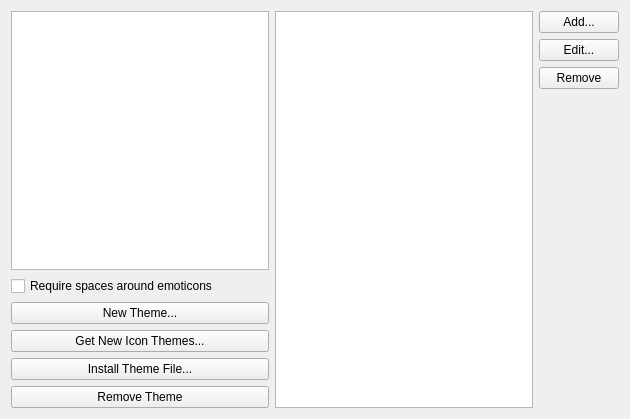
Qt form kcms/emoticons/emoticonslist.ui (Sonic-DE/sonic-desktop-interface) before a commit.
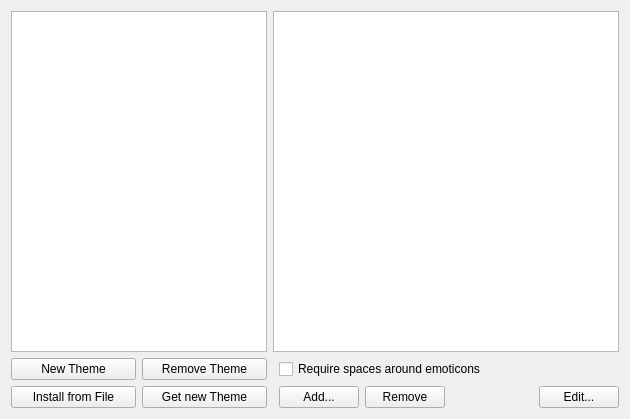
The same form after that commit.

Commit message: sync button text of the emoticons kcm and update the layout

Patch:
```diff
--- a/kcms/emoticons/emoticonslist.ui
+++ b/kcms/emoticons/emoticonslist.ui
@@ -12,20 +12,59 @@
   <property name="windowTitle" >
    <string>Emoticons Manager</string>
   </property>
-  <layout class="QGridLayout" >
-   <item row="0" column="0" >
-    <widget class="QListWidget" name="themeList" >
-     <property name="iconSize" >
+  <layout class="QGridLayout">
+   <item row="4" column="5">
+    <spacer name="horizontalSpacer">
+     <property name="orientation">
+      <enum>Qt::Horizontal</enum>
+     </property>
+     <property name="sizeHint" stdset="0">
       <size>
+       <width>40</width>
+       <height>20</height>
+      </size>
+     </property>
+    </spacer>
+   </item>
+   <item row="4" column="6">
+    <widget class="QPushButton" name="btEdit">
+     <property name="toolTip">
+      <string>Modify the selected emoticon icon or text </string>
+     </property>
+     <property name="whatsThis">
+      <string>Edit the selected emoticon to change its icon or its text</string>
+     </property>
+     <property name="text">
+      <string>Edit...</string>
+     </property>
+    </widget>
+   </item>
+   <item row="4" column="3">
+    <widget class="QPushButton" name="btAdd">
+     <property name="toolTip">
+      <string>Create a new emoticon</string>
+     </property>
+     <property name="whatsThis">
+      <string>Create a new emoticon by assigning it an icon and some text</string>
+     </property>
+     <property name="text">
+      <string>Add...</string>
+     </property>
+    </widget>
+   </item>
+   <item row="0" column="2" rowspan="2" colspan="5">
+    <widget class="QListWidget" name="emoList">
+     <property name="iconSize">
+      <size>
        <width>22</width>
        <height>22</height>
       </size>
      </property>
     </widget>
    </item>
-   <item rowspan="2" row="0" column="1" >
-    <widget class="QListWidget" name="emoList" >
-     <property name="iconSize" >
+   <item row="0" column="0" rowspan="2" colspan="2">
+    <widget class="QListWidget" name="themeList">
+     <property name="iconSize">
       <size>
        <width>22</width>
        <height>22</height>
@@ -33,127 +72,77 @@
      </property>
     </widget>
    </item>
-   <item rowspan="2" row="0" column="2" >
-    <layout class="QVBoxLayout" >
-     <property name="margin" >
-      <number>0</number>
+   <item row="3" column="1">
+    <widget class="QPushButton" name="btRemoveTheme">
+     <property name="toolTip">
+      <string>Remove the selected theme from your disk</string>
      </property>
-     <item>
-      <widget class="QPushButton" name="btAdd" >
-       <property name="toolTip" >
-        <string>Create a new emoticon</string>
-       </property>
-       <property name="whatsThis" >
-        <string>Create a new emoticon by assigning it an icon and some text</string>
-       </property>
-       <property name="text" >
-        <string>Add...</string>
-       </property>
-      </widget>
-     </item>
-     <item>
-      <widget class="QPushButton" name="btEdit" >
-       <property name="toolTip" >
-        <string>Modify the selected emoticon icon or text </string>
-       </property>
-       <property name="whatsThis" >
-        <string>Edit the selected emoticon to change its icon or its text</string>
-       </property>
-       <property name="text" >
-        <string>Edit...</string>
-       </property>
-      </widget>
-     </item>
-     <item>
-      <widget class="QPushButton" name="btRemoveEmoticon" >
-       <property name="toolTip" >
-        <string>Remove the selected emoticon</string>
-       </property>
-       <property name="whatsThis" >
-        <string>Remove the selected emoticon from your disk</string>
-       </property>
-       <property name="text" >
-        <string>Remove</string>
-       </property>
-      </widget>
-     </item>
-     <item>
-      <spacer>
-       <property name="orientation" >
-        <enum>Qt::Vertical</enum>
-       </property>
-       <property name="sizeHint" stdset="0" >
-        <size>
-         <width>20</width>
-         <height>40</height>
-        </size>
-       </property>
-      </spacer>
-     </item>
-    </layout>
+     <property name="whatsThis">
+      <string>This will remove the selected theme from your disk.</string>
+     </property>
+     <property name="text">
+      <string>Remove Theme</string>
+     </property>
+    </widget>
    </item>
-   <item row="1" column="0" >
-    <layout class="QVBoxLayout" >
-     <item>
-      <widget class="QCheckBox" name="cbStrict" >
-       <property name="text" >
-        <string>Require spaces around emoticons</string>
-       </property>
-      </widget>
-     </item>
-     <item>
-      <widget class="QPushButton" name="btNew" >
-       <property name="toolTip" >
-        <string>Design a new emoticon theme</string>
-       </property>
-       <property name="whatsThis" >
-        <string>Start a new theme by assigning it a name. Then use the Add button on the right to add emoticons to this theme.</string>
-       </property>
-       <property name="text" >
-        <string>New Theme...</string>
-       </property>
-      </widget>
-     </item>
-     <item>
-      <widget class="QPushButton" name="btGetNew" >
-       <property name="toolTip" >
-        <string>Get new icon themes from the Internet</string>
-       </property>
-       <property name="whatsThis" >
-        <string>You need to be connected to the Internet to use this action. A dialog will display a list of emoticon themes from the http://www.kde-look.org website. Clicking the Install button associated with a theme will install this theme locally.</string>
-       </property>
-       <property name="text" >
-        <string>Get New Icon Themes...</string>
-       </property>
-      </widget>
-     </item>
-     <item>
-      <widget class="QPushButton" name="btInstall" >
-       <property name="toolTip" >
-        <string>Install a theme archive file you already have locally</string>
-       </property>
-       <property name="whatsThis" >
-        <string>If you already have an emoticon theme archive locally, this button will unpack it and make it available for KDE applications</string>
-       </property>
-       <property name="text" >
-        <string>Install Theme File...</string>
-       </property>
-      </widget>
-     </item>
-     <item>
-      <widget class="QPushButton" name="btRemoveTheme" >
-       <property name="toolTip" >
-        <string>Remove the selected theme from your disk</string>
-       </property>
-       <property name="whatsThis" >
-        <string>This will remove the selected theme from your disk.</string>
-       </property>
-       <property name="text" >
-        <string>Remove Theme</string>
-       </property>
-      </widget>
-     </item>
-    </layout>
+   <item row="4" column="4">
+    <widget class="QPushButton" name="btRemoveEmoticon">
+     <property name="toolTip">
+      <string>Remove the selected emoticon</string>
+     </property>
+     <property name="whatsThis">
+      <string>Remove the selected emoticon from your disk</string>
+     </property>
+     <property name="text">
+      <string>Remove</string>
+     </property>
+    </widget>
+   </item>
+   <item row="3" column="0">
+    <widget class="QPushButton" name="btNew">
+     <property name="toolTip">
+      <string>Design a new emoticon theme</string>
+     </property>
+     <property name="whatsThis">
+      <string>Start a new theme by assigning it a name. Then use the Add button on the right to add emoticons to this theme.</string>
+     </property>
+     <property name="text">
+      <string>New Theme</string>
+     </property>
+    </widget>
+   </item>
+   <item row="3" column="3" colspan="4">
+    <widget class="QCheckBox" name="cbStrict">
+     <property name="text">
+      <string>Require spaces around emoticons</string>
+     </property>
+    </widget>
+   </item>
+   <item row="4" column="1">
+    <widget class="QPushButton" name="btGetNew">
+     <property name="toolTip">
+      <string>Get new icon themes from the Internet</string>
+     </property>
+     <property name="whatsThis">
+      <string>You need to be connected to the Internet to use this action. A dialog will display a list of emoticon themes from the http://www.kde-look.org website. Clicking the Install button associated with a theme will install this theme locally.</string>
+     </property>
+     <property name="text">
+      <string>Get new Theme</string>
+     </property>
+    </widget>
+   </item>
+   <item row="4" column="0">
+    <widget class="QPushButton" name="btInstall">
+     <property name="toolTip">
+      <string>Install a theme archive file you already have locally</string>
+     </property>
+     <property name="whatsThis">
+      <string>If you already have an emoticon theme archive locally, this button will unpack it and make it available for KDE applications</string>
+     </property>
+     <property name="text">
+      <string>Install from File</string>
+     </property>
+    </widget>
    </item>
   </layout>
  </widget>
```
Left out of the diff: 9 changed lines with no effect on the pictures.
